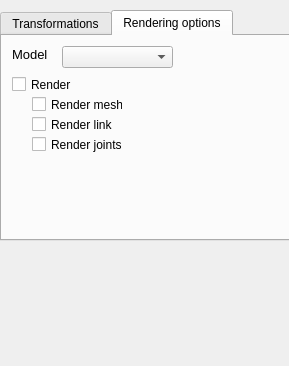
This is GUI/SideWidget.ui in istee/cor3d as Qt 5 draws it before an edit. The edited form follows.
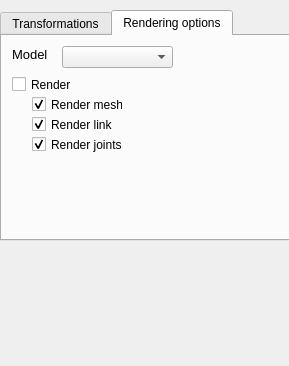
This is the edited form.

What changed in the file:
```diff
--- a/GUI/SideWidget.ui
+++ b/GUI/SideWidget.ui
@@ -291,6 +291,9 @@
      <property name="text">
       <string>Render joints</string>
      </property>
+     <property name="checked">
+      <bool>true</bool>
+     </property>
     </widget>
     <widget class="QCheckBox" name="checkBox_3">
      <property name="geometry">
@@ -304,6 +307,9 @@
      <property name="text">
       <string>Render links</string>
      </property>
+     <property name="checked">
+      <bool>true</bool>
+     </property>
     </widget>
     <widget class="QCheckBox" name="checkBox_4">
      <property name="geometry">
@@ -317,6 +323,9 @@
      <property name="text">
       <string>Render mesh</string>
      </property>
+     <property name="checked">
+      <bool>true</bool>
+     </property>
     </widget>
    </widget>
   </widget>
```
Left out of the diff: 8 changed lines with no effect on the pictures.
